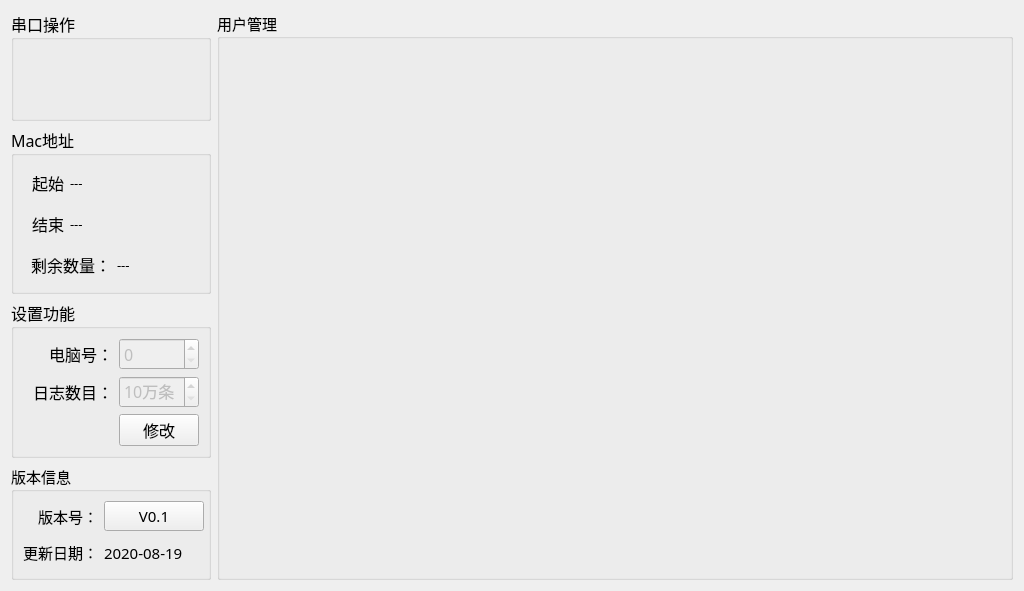
Before: the Qt Designer form IP-DebugTool/setups/setup_mainwid.ui in ChinaClever/PDU-MonitorDebug, drawn with Qt 5.
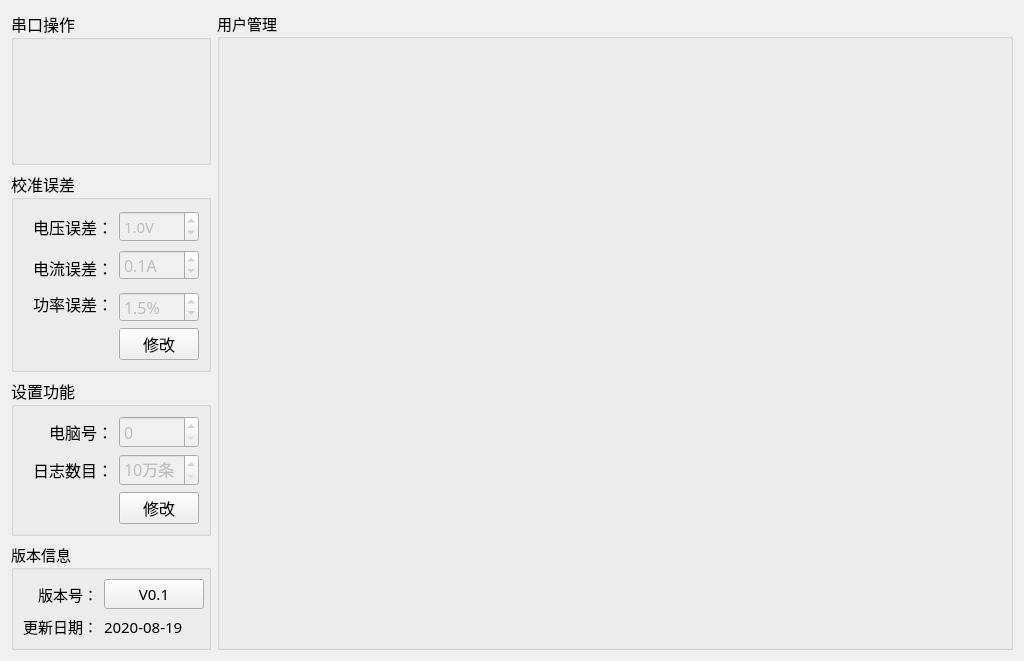
After: the same form once the commit is applied.

```diff
--- a/IP-DebugTool/setups/setup_mainwid.ui
+++ b/IP-DebugTool/setups/setup_mainwid.ui
@@ -7,7 +7,7 @@
     <x>0</x>
     <y>0</y>
     <width>1024</width>
-    <height>591</height>
+    <height>661</height>
    </rect>
   </property>
   <property name="font">
@@ -31,7 +31,7 @@
      <property name="maximumSize">
       <size>
        <width>200</width>
-       <height>110</height>
+       <height>220</height>
       </size>
      </property>
      <property name="font">
@@ -44,9 +44,6 @@
       <string>串口操作</string>
      </property>
      <layout class="QGridLayout" name="gridLayout">
-      <property name="topMargin">
-       <number>0</number>
-      </property>
       <item row="0" column="0">
        <widget class="QWidget" name="comWid" native="true">
         <property name="minimumSize">
@@ -57,6 +54,16 @@
         </property>
        </widget>
       </item>
+      <item row="1" column="0">
+       <widget class="QWidget" name="sourceWid" native="true">
+        <property name="minimumSize">
+         <size>
+          <width>0</width>
+          <height>70</height>
+         </size>
+        </property>
+       </widget>
+      </item>
      </layout>
     </widget>
    </item>
@@ -87,10 +94,10 @@
       </font>
      </property>
      <property name="title">
-      <string>Mac地址</string>
+      <string>校准误差</string>
      </property>
      <layout class="QGridLayout" name="gridLayout_3">
-      <item row="0" column="0">
+      <item row="0" column="1">
        <widget class="QLabel" name="label_10">
         <property name="minimumSize">
          <size>
@@ -98,34 +105,58 @@
           <height>35</height>
          </size>
         </property>
-        <property name="maximumSize">
-         <size>
-          <width>45</width>
-          <height>16777215</height>
-         </size>
-        </property>
         <property name="text">
-         <string>起始</string>
+         <string>电压误差：</string>
         </property>
         <property name="alignment">
          <set>Qt::AlignRight|Qt::AlignTrailing|Qt::AlignVCenter</set>
         </property>
        </widget>
       </item>
-      <item row="1" column="1" colspan="3">
-       <widget class="QLabel" name="endMacLab">
+      <item row="0" column="2">
+       <widget class="QDoubleSpinBox" name="volErrBox">
+        <property name="enabled">
+         <bool>false</bool>
+        </property>
+        <property name="minimumSize">
+         <size>
+          <width>0</width>
+          <height>30</height>
+         </size>
+        </property>
         <property name="font">
          <font>
-          <family>宋体</family>
-          <pointsize>10</pointsize>
+          <family>微软雅黑</family>
+          <pointsize>11</pointsize>
          </font>
         </property>
-        <property name="text">
-         <string>---</string>
+        <property name="layoutDirection">
+         <enum>Qt::LeftToRight</enum>
+        </property>
+        <property name="styleSheet">
+         <string notr="true"/>
+        </property>
+        <property name="buttonSymbols">
+         <enum>QAbstractSpinBox::UpDownArrows</enum>
+        </property>
+        <property name="correctionMode">
+         <enum>QAbstractSpinBox::CorrectToPreviousValue</enum>
+        </property>
+        <property name="suffix">
+         <string>V</string>
+        </property>
+        <property name="decimals">
+         <number>1</number>
+        </property>
+        <property name="maximum">
+         <double>2.000000000000000</double>
+        </property>
+        <property name="value">
+         <double>1.000000000000000</double>
         </property>
        </widget>
       </item>
-      <item row="1" column="0">
+      <item row="1" column="0" rowspan="2" colspan="2">
        <widget class="QLabel" name="label_9">
         <property name="minimumSize">
          <size>
@@ -133,21 +164,46 @@
           <height>35</height>
          </size>
         </property>
-        <property name="maximumSize">
-         <size>
-          <width>45</width>
-          <height>16777215</height>
-         </size>
-        </property>
         <property name="text">
-         <string>结束</string>
+         <string>电流误差：</string>
         </property>
         <property name="alignment">
          <set>Qt::AlignRight|Qt::AlignTrailing|Qt::AlignVCenter</set>
         </property>
        </widget>
       </item>
-      <item row="2" column="0" colspan="2">
+      <item row="1" column="2">
+       <widget class="QDoubleSpinBox" name="curErrBox">
+        <property name="enabled">
+         <bool>false</bool>
+        </property>
+        <property name="minimumSize">
+         <size>
+          <width>0</width>
+          <height>30</height>
+         </size>
+        </property>
+        <property name="prefix">
+         <string/>
+        </property>
+        <property name="suffix">
+         <string>A</string>
+        </property>
+        <property name="decimals">
+         <number>1</number>
+        </property>
+        <property name="maximum">
+         <double>1.000000000000000</double>
+        </property>
+        <property name="singleStep">
+         <double>0.100000000000000</double>
+        </property>
+        <property name="value">
+         <double>0.100000000000000</double>
+        </property>
+       </widget>
+      </item>
+      <item row="2" column="1" rowspan="2">
        <widget class="QLabel" name="label_11">
         <property name="minimumSize">
          <size>
@@ -156,36 +212,64 @@
          </size>
         </property>
         <property name="text">
-         <string>剩余数量：</string>
+         <string>功率误差：</string>
         </property>
         <property name="alignment">
          <set>Qt::AlignRight|Qt::AlignTrailing|Qt::AlignVCenter</set>
         </property>
        </widget>
       </item>
-      <item row="2" column="2" colspan="2">
-       <widget class="QLabel" name="cntMacLab">
-        <property name="font">
-         <font>
-          <family>宋体</family>
-          <pointsize>10</pointsize>
-         </font>
+      <item row="3" column="2">
+       <widget class="QDoubleSpinBox" name="powErrBox">
+        <property name="enabled">
+         <bool>false</bool>
         </property>
-        <property name="text">
-         <string>---</string>
+        <property name="minimumSize">
+         <size>
+          <width>0</width>
+          <height>30</height>
+         </size>
+        </property>
+        <property name="prefix">
+         <string/>
+        </property>
+        <property name="suffix">
+         <string>%</string>
+        </property>
+        <property name="decimals">
+         <number>1</number>
+        </property>
+        <property name="minimum">
+         <double>0.000000000000000</double>
+        </property>
+        <property name="maximum">
+         <double>10.000000000000000</double>
+        </property>
+        <property name="singleStep">
+         <double>0.500000000000000</double>
+        </property>
+        <property name="value">
+         <double>1.500000000000000</double>
         </property>
        </widget>
       </item>
-      <item row="0" column="1" colspan="3">
-       <widget class="QLabel" name="startMacLab">
-        <property name="font">
-         <font>
-          <family>宋体</family>
-          <pointsize>10</pointsize>
-         </font>
+      <item row="4" column="1">
+       <spacer name="horizontalSpacer">
+        <property name="orientation">
+         <enum>Qt::Horizontal</enum>
         </property>
+        <property name="sizeHint" stdset="0">
+         <size>
+          <width>96</width>
+          <height>20</height>
+         </size>
+        </property>
+       </spacer>
+      </item>
+      <item row="4" column="2">
+       <widget class="QPushButton" name="saveBtn">
         <property name="text">
-         <string>---</string>
+         <string>修改</string>
         </property>
        </widget>
       </item>
@@ -290,7 +374,7 @@
      <property name="maximumSize">
       <size>
        <width>200</width>
-       <height>200</height>
+       <height>140</height>
       </size>
      </property>
      <property name="title">
```
